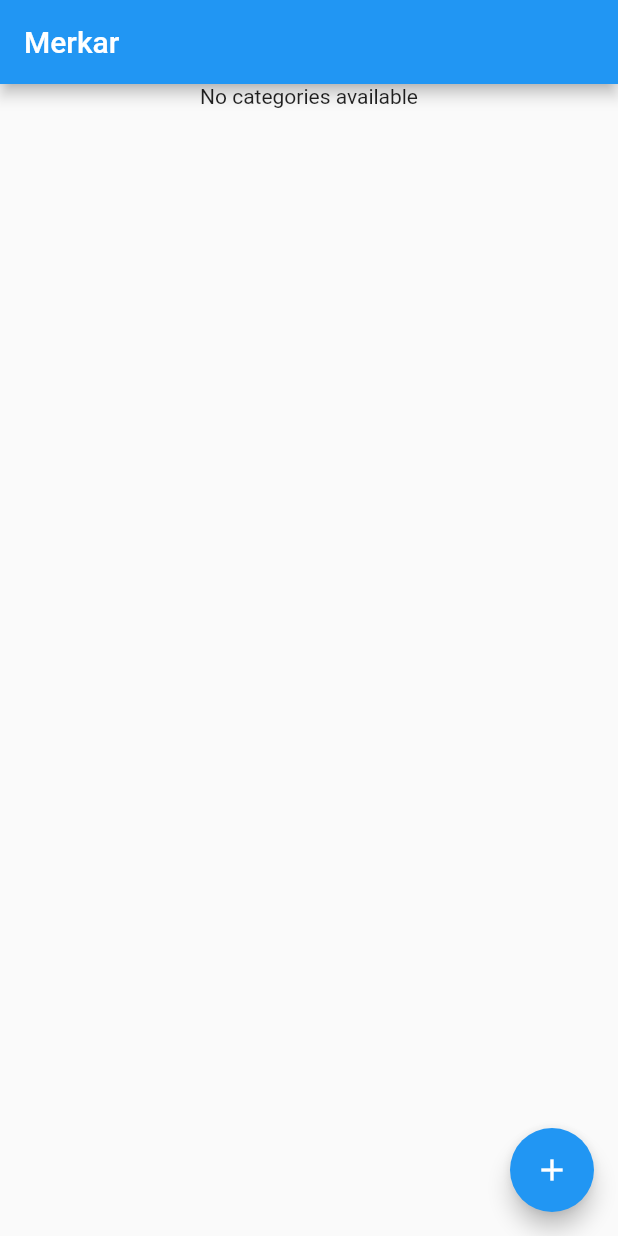
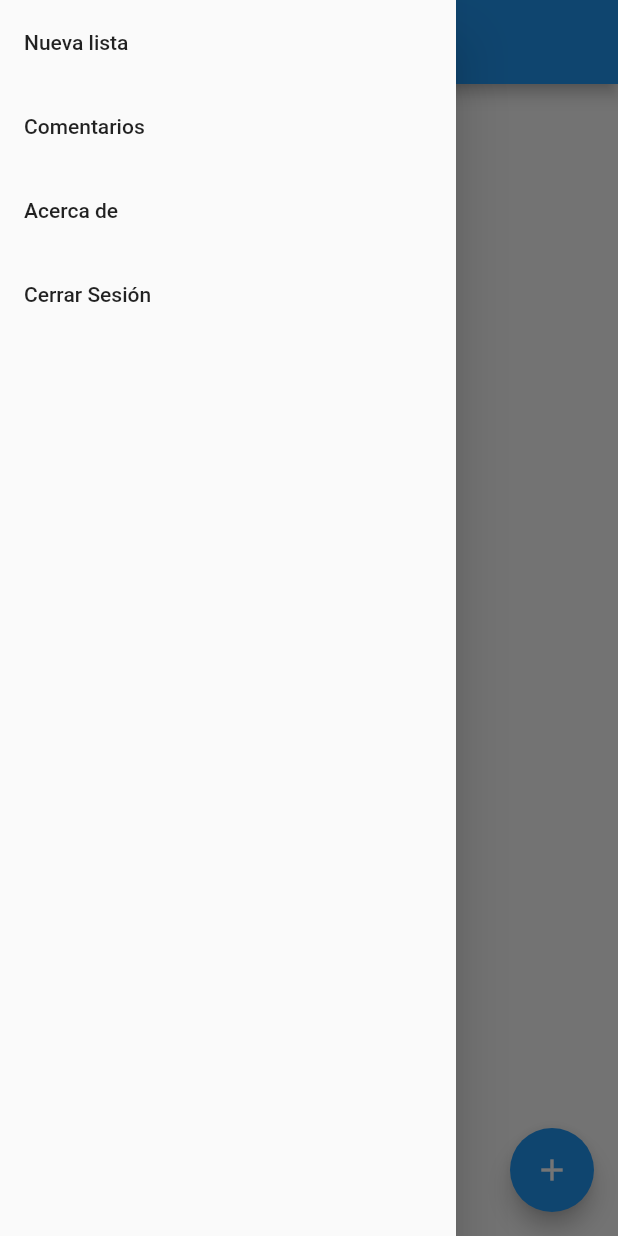
Before and after one commit to gaferneira/merkar-flutter, a Flutter app: the screen it shows after launch, with the side drawer open (before the commit the screen has no drawer), on a phone screen of 412 x 824 dp. Run offline on Flutter 3.47's test engine with Material 2 defaults, Android fonts, the phone set to English and light mode, and no system bars; our stand-ins replace cloud_firestore, dartz, data_connection_checker, equatable, firebase_core, get_it and 1 more; accounts and stored records are empty.

Commit message:
Primeros cambios en el home view Agregarndo el Drawer welcome

```diff
--- a/lib/app/core/constants.dart
+++ b/lib/app/core/constants.dart
@@ -3,4 +3,11 @@ class Constant {
   static const String CACHE_FAILURE_MESSAGE = 'Cache Failure';
 
   static const String noCategoriesAvailable = "No categories available";
+
+  static const List listdrawer = [
+    'Nueva lista',
+    'Comentarios',
+    'Acerca de',
+    'Cerrar Sesión'
+  ];
 }
--- a/lib/app/pages/home/home_page.dart
+++ b/lib/app/pages/home/home_page.dart
@@ -1,4 +1,5 @@
 import 'package:flutter/material.dart';
+import 'package:merkar/app/core/constants.dart';
 import 'package:merkar/app/pages/home/home_view_model.dart';
 import 'package:merkar/app/pages/home/widgets/shopping_lists_display.dart';
 import 'package:merkar/app/pages/new_shopping_list/new_shopping_list_page.dart';
@@ -34,6 +35,7 @@ class _HomePageState extends State<HomePage> {
           appBar: AppBar(
             title: Text('Merkar'),
           ),
+          drawer: _drawerWelcome(),
           body: Column(
             crossAxisAlignment: CrossAxisAlignment.start,
             children: <Widget>[
@@ -51,4 +53,18 @@ class _HomePageState extends State<HomePage> {
       ),
     );
   }
+
+  _drawerWelcome() {
+    final List listdrawer = Constant.listdrawer;
+    return Drawer(
+      child: ListView.builder(
+        itemCount: listdrawer.length,
+        itemBuilder: (context, index) {
+          return ListTile(
+            title: Text('${listdrawer[index]}'),
+          );
+        },
+      ),
+    );
+  }
 }
```
Also changed, not shown: pubspec.lock.
